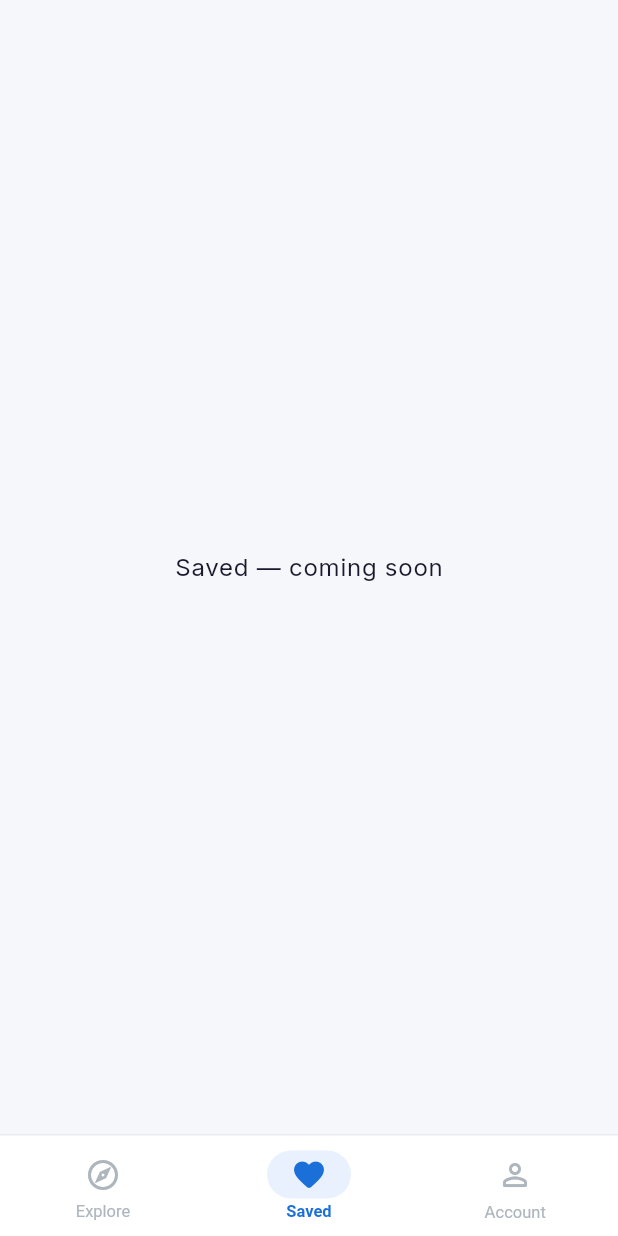
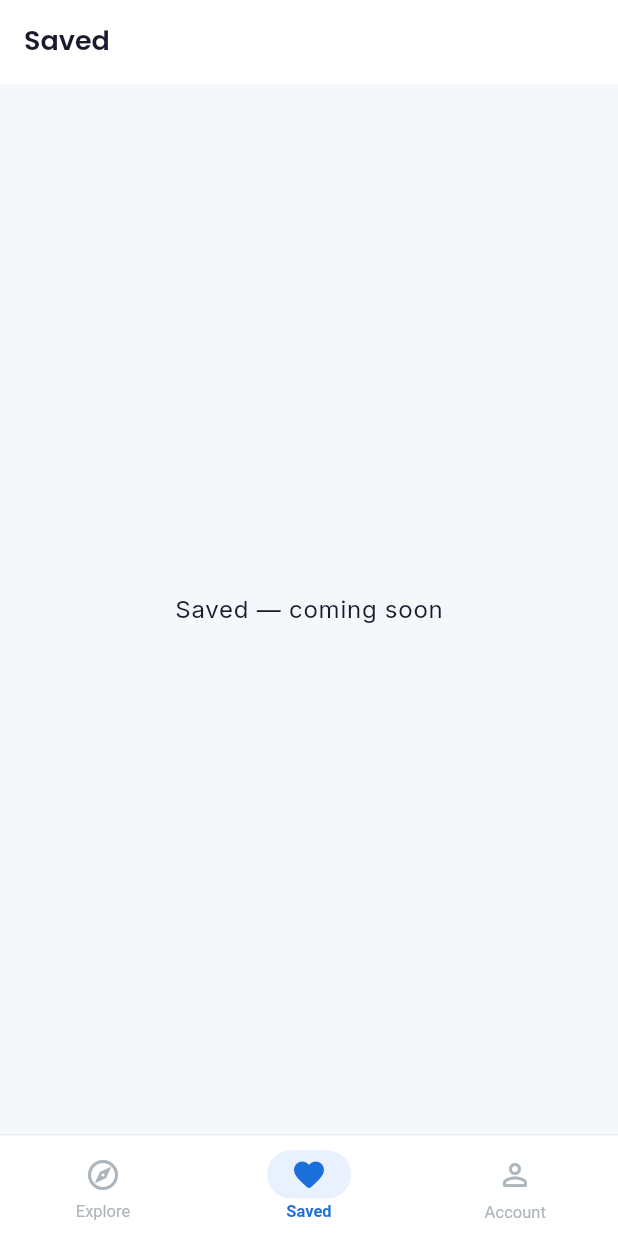
Before and after one commit to EngFred/NyumbaLink, a Flutter app: the screen it shows after launch, item 2 of the bottom bar chosen, on a phone screen of 412 x 824 dp. Run offline on Flutter 3.47's test engine with Material 3 defaults, Android fonts, the phone set to English and light mode, and no system bars; our stand-ins replace flutter_riverpod, gap, go_router, google_fonts.

Commit message:
chore: initial project setup — theme, navigation, splash, icons

```diff
--- a/lib/core/widgets/main_shell.dart
+++ b/lib/core/widgets/main_shell.dart
@@ -2,20 +2,13 @@ import 'package:flutter/material.dart';
 import 'package:go_router/go_router.dart';
 
 import '../theme/app_colors.dart';
+import '../theme/app_text_styles.dart';
 
-/// Persistent shell that wraps all main tab screens.
-/// Provides the bottom navigation bar.
-///
-/// Tabs:
-///   0 → /browse   (Explore)
-///   1 → /saved    (Saved)
-///   2 → /account  (Account)
 class MainShell extends StatelessWidget {
   const MainShell({super.key, required this.child});
 
   final Widget child;
 
-  // Ordered list of tab paths — must match GoRouter ShellRoute order.
   static const _tabs = ['/browse', '/saved', '/account'];
 
   int _currentIndex(BuildContext context) {
@@ -27,8 +20,45 @@ class MainShell extends StatelessWidget {
   }
 
   void _onTap(BuildContext context, int index) {
-    if (_currentIndex(context) == index) return; // already on tab — no-op
+    if (_currentIndex(context) == index) return;
     context.go(_tabs[index]);
+  }
+
+  // AppBar title changes per tab
+  Widget _buildTitle(int index) {
+    if (index == 0) {
+      // Browse — NyumbaLink brand name
+      return RichText(
+        text: TextSpan(
+          children: [
+            TextSpan(
+              text: 'Nyumba',
+              style: AppTextStyles.h3.copyWith(color: AppColors.primary),
+            ),
+            TextSpan(
+              text: 'Link',
+              style: AppTextStyles.h3.copyWith(color: AppColors.accent),
+            ),
+          ],
+        ),
+      );
+    }
+    // Other tabs — plain title
+    const titles = ['Explore', 'Saved', 'Account'];
+    return Text(titles[index], style: AppTextStyles.h3);
+  }
+
+  // AppBar actions change per tab
+  List<Widget> _buildActions(int index) {
+    if (index == 0) {
+      return [
+        IconButton(
+          icon: const Icon(Icons.notifications_none_rounded),
+          onPressed: () {},
+        ),
+      ];
+    }
+    return [];
   }
 
   @override
@@ -36,6 +66,10 @@ class MainShell extends StatelessWidget {
     final currentIndex = _currentIndex(context);
 
     return Scaffold(
+      appBar: AppBar(
+        title: _buildTitle(currentIndex),
+        actions: _buildActions(currentIndex),
+      ),
       body: child,
       bottomNavigationBar: Container(
         decoration: const BoxDecoration(
@@ -79,7 +113,6 @@ class MainShell extends StatelessWidget {
   }
 }
 
-/// Individual bottom nav item with animated active indicator.
 class _NavItem extends StatelessWidget {
   const _NavItem({
     required this.icon,
```
Also changed, not shown: lib/features/properties/presentation/pages/browse_page.dart (+4 -28 lines).
